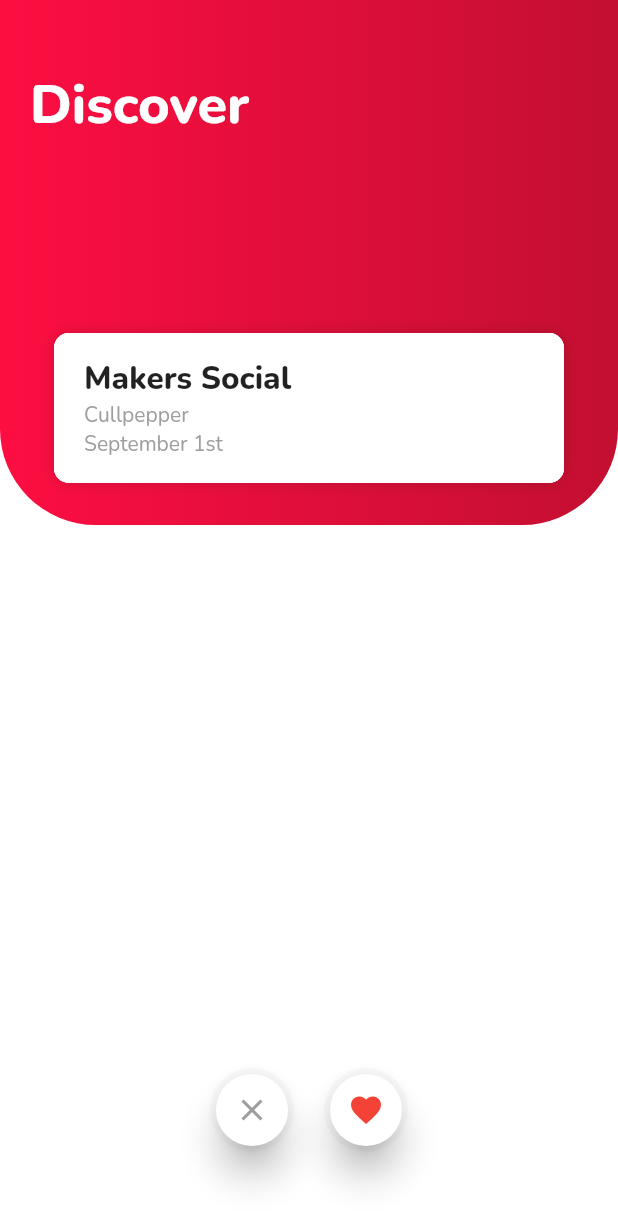
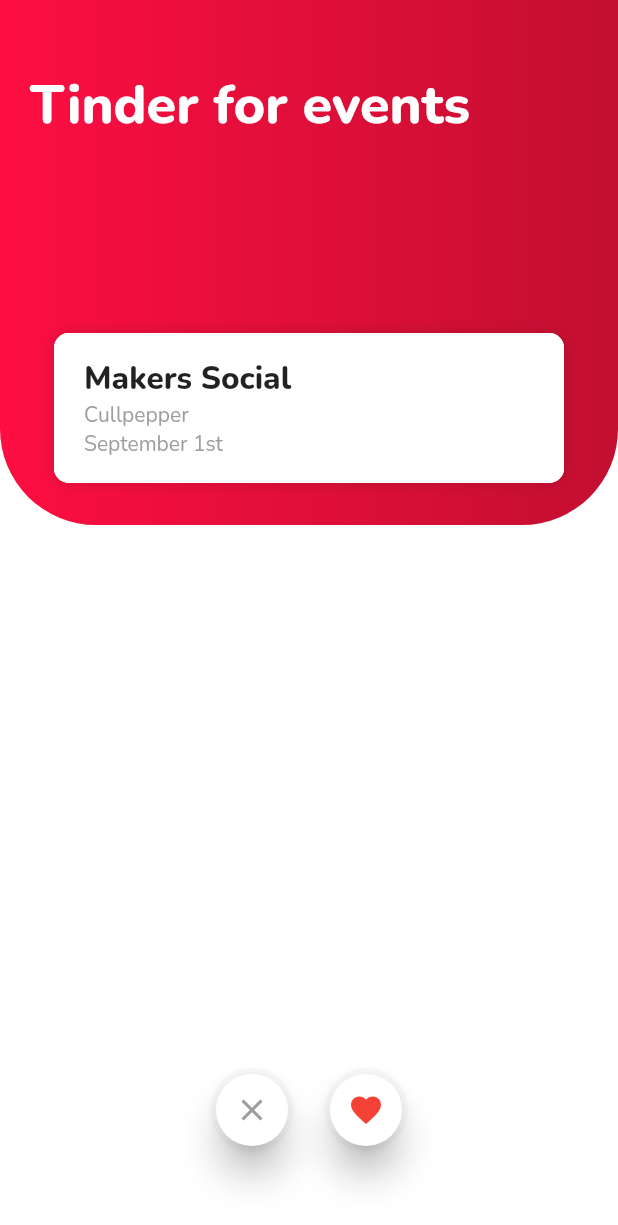
Before and after one commit to rewitt94/tinder-for-events, a Flutter app: the screen it shows after launch, on a phone screen of 412 x 824 dp. Shown: the top 1225 px of the screen. Run offline on Flutter 3.47's test engine with Material 2 defaults, Android fonts, the light colour scheme and no system bars.

Commit message:
rename app

```diff
--- a/mobile/lib/widgets/background_curve_widget.dart
+++ b/mobile/lib/widgets/background_curve_widget.dart
@@ -25,7 +25,7 @@ class BackgroudCurveWidget extends StatelessWidget {
       child: const Padding(
         padding: EdgeInsets.only(top: 46.0, left: 20.0),
         child: Text(
-          'Discover',
+          'Tinder for events',
           style: TextStyle(
             fontFamily: 'Nunito',
             fontWeight: FontWeight.w800,
```
